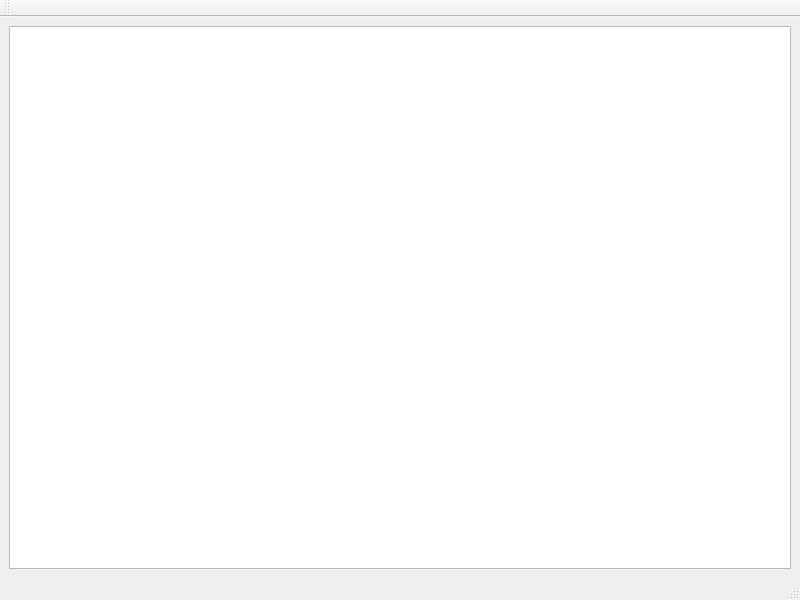
Qt form tools/logger/mainwindow.ui (Sub-IoT/Sub-IoT-Stack) before a commit.
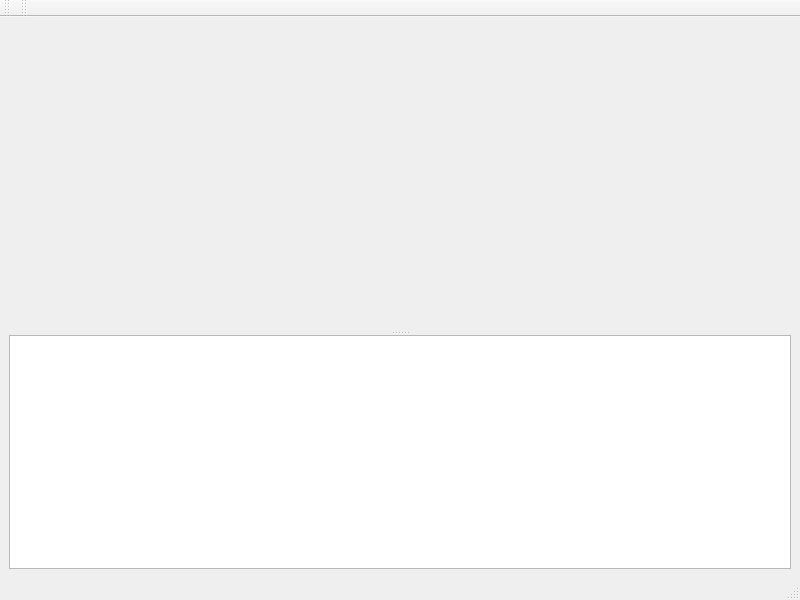
The same form after that commit. Icons and pictures are not drawn. Custom widgets are drawn as their Qt base class.

Commit message: logger now plots RSS values

Patch:
```diff
--- a/tools/logger/mainwindow.ui
+++ b/tools/logger/mainwindow.ui
@@ -16,6 +16,24 @@
   <widget class="QWidget" name="centralwidget">
    <layout class="QVBoxLayout" name="verticalLayout">
     <item>
+     <widget class="QSplitter" name="splitter">
+      <property name="orientation">
+       <enum>Qt::Vertical</enum>
+      </property>
+      <widget class="QCustomPlot" name="plotWidget" native="true">
+       <property name="sizePolicy">
+        <sizepolicy hsizetype="Expanding" vsizetype="Expanding">
+         <horstretch>0</horstretch>
+         <verstretch>0</verstretch>
+        </sizepolicy>
+       </property>
+       <property name="minimumSize">
+        <size>
+         <width>0</width>
+         <height>250</height>
+        </size>
+       </property>
+      </widget>
      <widget class="QPlainTextEdit" name="parsedOutputPlainTextEdit">
       <property name="font">
        <font>
@@ -24,6 +42,7 @@
        </font>
       </property>
      </widget>
+     </widget>
     </item>
    </layout>
   </widget>
@@ -49,6 +68,17 @@
     <bool>false</bool>
    </attribute>
   </widget>
+  <widget class="QToolBar" name="toolBar_2">
+   <property name="windowTitle">
+    <string>toolBar_2</string>
+   </property>
+   <attribute name="toolBarArea">
+    <enum>TopToolBarArea</enum>
+   </attribute>
+   <attribute name="toolBarBreak">
+    <bool>false</bool>
+   </attribute>
+  </widget>
   <action name="connectAction">
    <property name="checkable">
     <bool>true</bool>
@@ -77,6 +107,14 @@
    </property>
   </action>
  </widget>
+ <customwidgets>
+  <customwidget>
+   <class>QCustomPlot</class>
+   <extends>QWidget</extends>
+   <header location="global">qcustomplot/qcustomplot.h</header>
+   <container>1</container>
+  </customwidget>
+ </customwidgets>
  <resources>
   <include location="resources.qrc"/>
  </resources>
```
Lines whose indentation alone changed are shown as unchanged. The commit also changes 10 other files.
